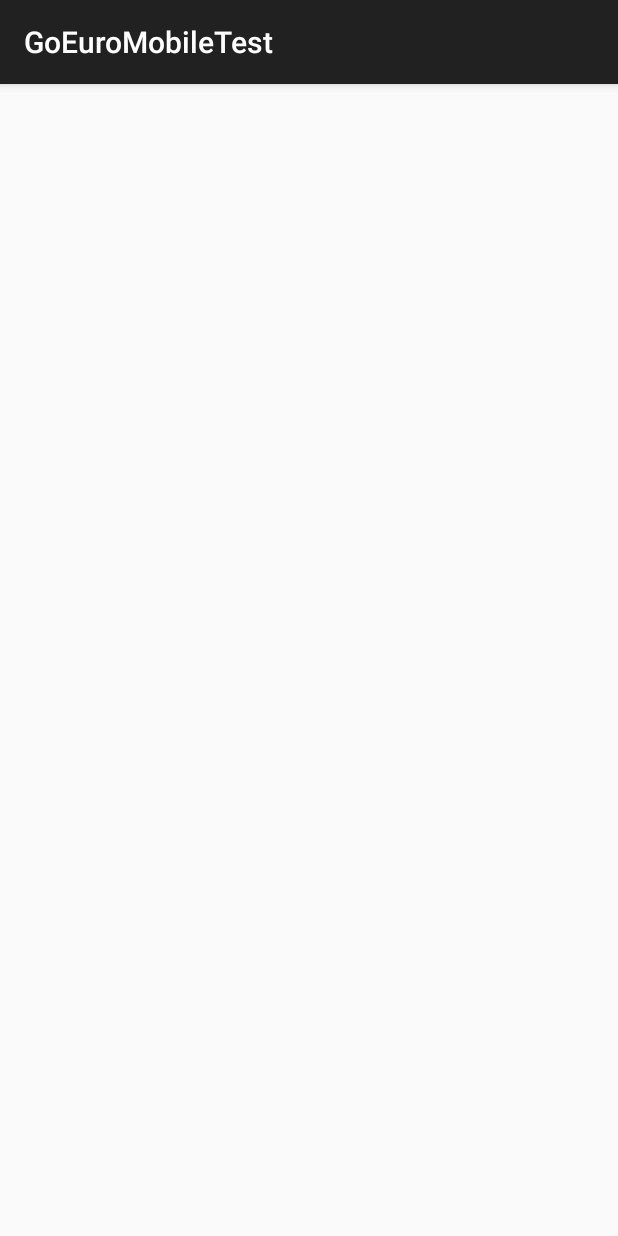
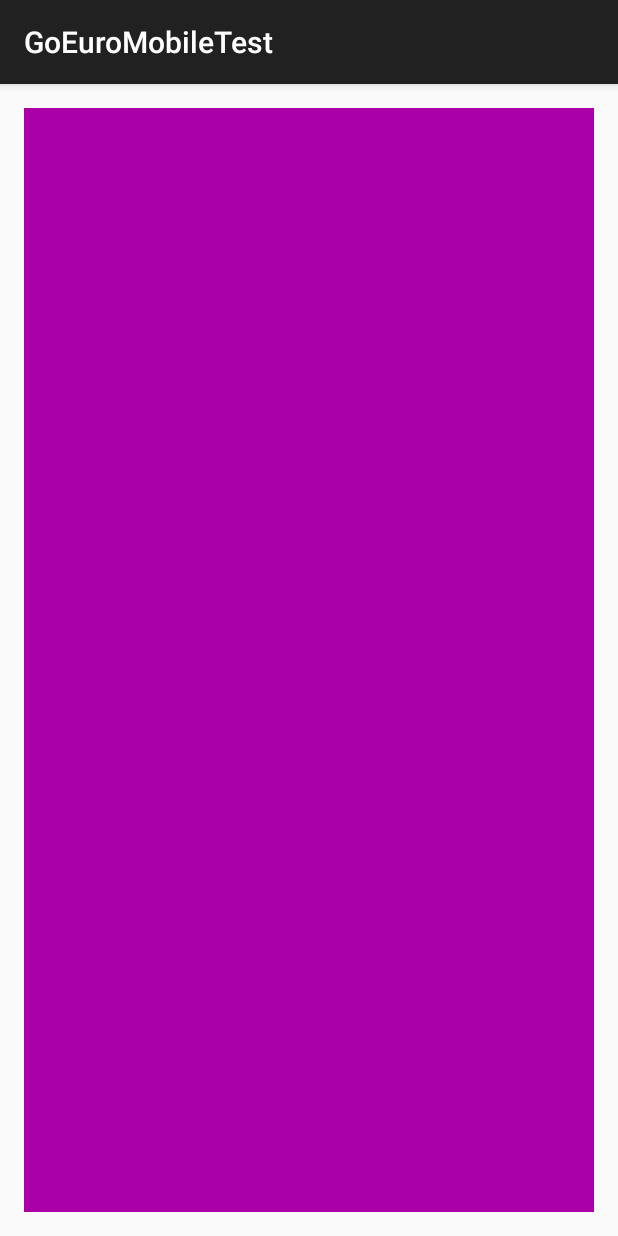
Before and after one commit to Yougin/GoEuroMobile, an Android app: the screen it shows after launch (MainActivity), on a phone screen of 412 x 824 dp. Run offline under Robolectric (Android 15) with nearby library versions, the phone set to English and light mode, and no system bars; our stand-ins replace Dagger/Hilt's generated code, Timber; 6 statements that could not run were skipped.

```diff
--- a/app/src/main/java/mobile/goeuro/ebeletskiy/goeuromobiletest/jobs/GetDestinationPointsJob.java
+++ b/app/src/main/java/mobile/goeuro/ebeletskiy/goeuromobiletest/jobs/GetDestinationPointsJob.java
@@ -8,7 +8,7 @@ import mobile.goeuro.ebeletskiy.goeuromobiletest.data.api.WebService;
 import mobile.goeuro.ebeletskiy.goeuromobiletest.data.api.error.NetworkConnectionException;
 import mobile.goeuro.ebeletskiy.goeuromobiletest.data.api.model.DestinationPoint;
 import mobile.goeuro.ebeletskiy.goeuromobiletest.events.DestinationPointsEvents;
-import mobile.goeuro.ebeletskiy.goeuromobiletest.utils.Preconditions;
+import mobile.goeuro.ebeletskiy.goeuromobiletest.utils.helpers.Preconditions;
 import mobile.goeuro.ebeletskiy.goeuromobiletest.utils.language.LanguageProvider;
 import org.jetbrains.annotations.NotNull;
 import timber.log.Timber;
--- a/app/src/main/java/mobile/goeuro/ebeletskiy/goeuromobiletest/ui/fragments/travel/TravelFragment.java
+++ b/app/src/main/java/mobile/goeuro/ebeletskiy/goeuromobiletest/ui/fragments/travel/TravelFragment.java
@@ -1,9 +1,34 @@
 package mobile.goeuro.ebeletskiy.goeuromobiletest.ui.fragments.travel;
 
+import android.os.Bundle;
+import android.support.annotation.Nullable;
+import android.view.LayoutInflater;
+import android.view.View;
+import android.view.ViewGroup;
+import javax.inject.Inject;
+import mobile.goeuro.ebeletskiy.goeuromobiletest.R;
 import mobile.goeuro.ebeletskiy.goeuromobiletest.modules.screens.TravelModule;
 import mobile.goeuro.ebeletskiy.goeuromobiletest.ui.base.InjectableFragment;
+import mobile.goeuro.ebeletskiy.goeuromobiletest.utils.location.ILocationProvider;
 
 public class TravelFragment extends InjectableFragment implements TravelView {
+
+  @Inject ILocationProvider locationProvider;
+
+  @Override public View onCreateView(LayoutInflater inflater, @Nullable ViewGroup container,
+      @Nullable Bundle savedInstanceState) {
+    return inflater.inflate(R.layout.fragment_travel, container, false);
+  }
+
+  @Override public void onResume() {
+    super.onResume();
+    locationProvider.connect();
+  }
+
+  @Override public void onPause() {
+    super.onPause();
+    locationProvider.disconnect();
+  }
 
   @Override public Object getModules() {
     return new TravelModule(this);
--- a/app/src/main/java/mobile/goeuro/ebeletskiy/goeuromobiletest/utils/Preconditions.java
+++ b/app/src/main/java/mobile/goeuro/ebeletskiy/goeuromobiletest/utils/helpers/Preconditions.java
@@ -1,4 +1,4 @@
-package mobile.goeuro.ebeletskiy.goeuromobiletest.utils;
+package mobile.goeuro.ebeletskiy.goeuromobiletest.utils.helpers;
 
 /*
  * Copyright (C) 2007 The Guava Authors
--- a/app/src/main/java/mobile/goeuro/ebeletskiy/goeuromobiletest/utils/location/UserLocationProvider.java
+++ b/app/src/main/java/mobile/goeuro/ebeletskiy/goeuromobiletest/utils/location/UserLocationProvider.java
@@ -7,7 +7,7 @@ import com.google.android.gms.common.api.GoogleApiClient;
 import com.google.android.gms.location.LocationServices;
 import de.greenrobot.event.EventBus;
 import mobile.goeuro.ebeletskiy.goeuromobiletest.events.LocationProviderEvents;
-import mobile.goeuro.ebeletskiy.goeuromobiletest.utils.Preconditions;
+import mobile.goeuro.ebeletskiy.goeuromobiletest.utils.helpers.Preconditions;
 import org.jetbrains.annotations.NotNull;
 import timber.log.Timber;
 
--- /dev/null
+++ b/app/src/main/res/layout/fragment_travel.xml
@@ -0,0 +1,7 @@
+<?xml version="1.0" encoding="utf-8"?>
+<RelativeLayout xmlns:android="http://schemas.android.com/apk/res/android"
+    android:layout_width="match_parent"
+    android:layout_height="match_parent"
+    android:background="#aa00aa">
+
+</RelativeLayout>
```
